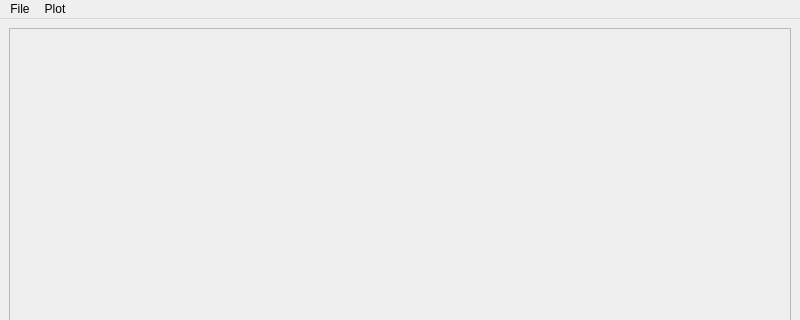
Before: the Qt Designer form ui/MainWindow.ui in nstander/DatView, drawn with Qt 5; both pictures show x 0 to 800 and y 0 to 320 of the 800 by 516 pixel window.
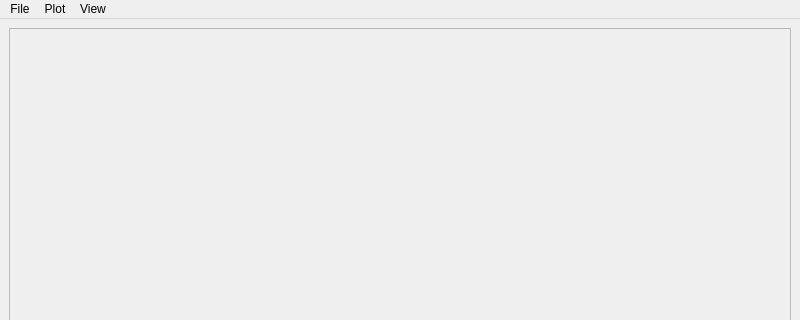
After: the same form once the commit is applied.

Commit message: Added a filters panel. Working on read-only level

The edit to the form file:
```diff
--- a/ui/MainWindow.ui
+++ b/ui/MainWindow.ui
@@ -74,8 +74,15 @@
     <addaction name="actionScatter"/>
     <addaction name="action2D_Histogram"/>
    </widget>
+   <widget class="QMenu" name="menuView">
+    <property name="title">
+     <string>View</string>
+    </property>
+    <addaction name="actionShowFilters"/>
+   </widget>
    <addaction name="menuFile"/>
    <addaction name="menuPlot"/>
+   <addaction name="menuView"/>
   </widget>
   <widget class="QStatusBar" name="statusbar"/>
   <action name="actionOpen">
```
Left out of the diff: 5 changed lines with no effect on the pictures. The commit also changes 6 other files.
